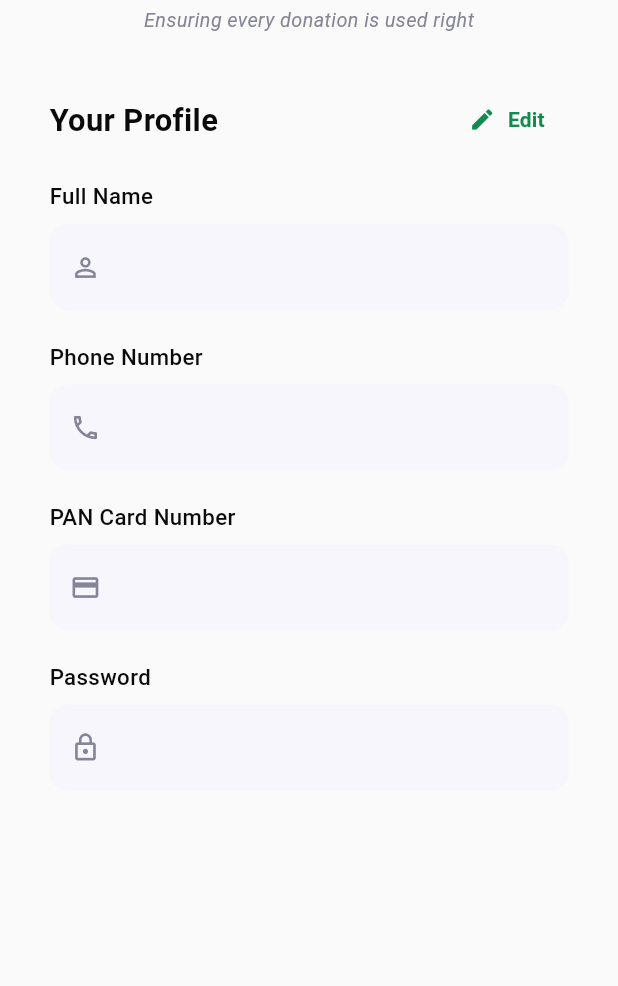
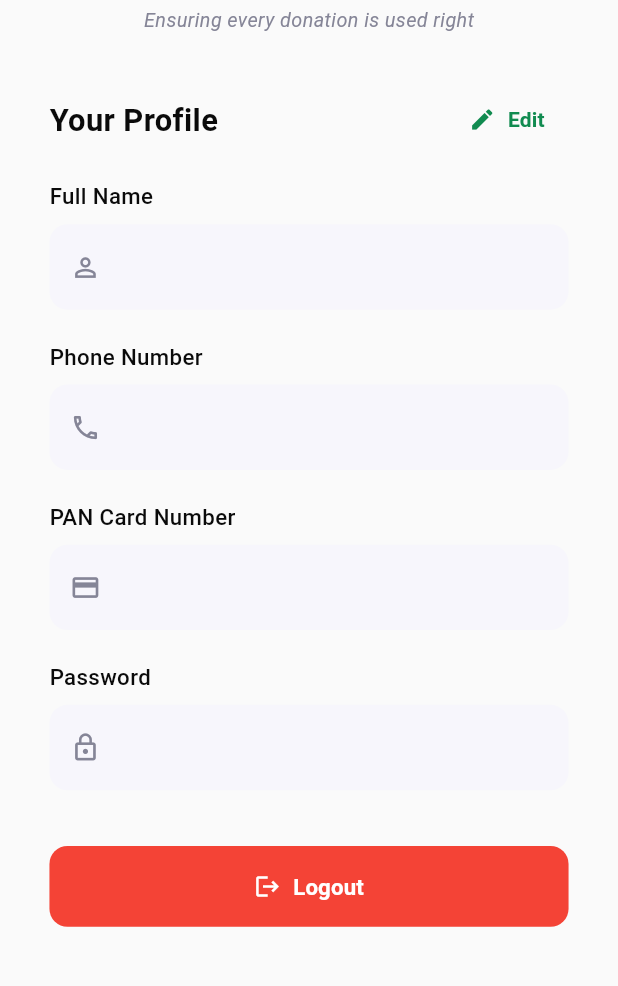
Before and after one commit to sidesshmore/BuildFast_ByteCamp2025, a Flutter app: the ProfileScreen screen opened directly, on a phone screen of 412 x 824 dp, the part 235-1221 px from its top. Run offline on Flutter 3.47's test engine with Material 3 defaults, Android fonts, the phone set to English and light mode, and no system bars; our stand-ins replace flutter_dotenv, lucide_icons, shared_preferences, supabase_flutter; missing offline and left inert: razorpay_flutter; accounts and stored records are empty.

Commit message:
added logout to profileScreen

```diff
--- a/lib/features/Profile/ui/profileScreen.dart
+++ b/lib/features/Profile/ui/profileScreen.dart
@@ -107,6 +107,50 @@ class _ProfileScreenState extends State<ProfileScreen> {
         _errorMessage = 'Failed to update profile';
         _isSaving = false;
       });
+    }
+  }
+
+  Future<void> _logout() async {
+    try {
+      // Show loading dialog
+      showDialog(
+        context: context,
+        barrierDismissible: false,
+        builder: (context) => Center(
+          child: CircularProgressIndicator(
+            color: Globals.customGreen,
+          ),
+        ),
+      );
+
+      final prefs = await SharedPreferences.getInstance();
+      await prefs.remove('userId');
+
+      // Sign out from Supabase
+      await Supabase.instance.client.auth.signOut();
+
+      if (mounted) {
+        // Pop the loading dialog
+        Navigator.pop(context);
+
+        // Navigate to login screen and clear the navigation stack
+        Navigator.pushNamedAndRemoveUntil(
+          context,
+          '/login',
+          (route) => false,
+        );
+      }
+    } catch (e) {
+      // Pop the loading dialog if there's an error
+      if (mounted) {
+        Navigator.pop(context);
+        ScaffoldMessenger.of(context).showSnackBar(
+          SnackBar(
+            content: Text('Failed to logout. Please try again.'),
+            backgroundColor: Colors.red,
+          ),
+        );
+      }
     }
   }
 
@@ -284,6 +328,8 @@ class _ProfileScreenState extends State<ProfileScreen> {
                 },
               ),
               _buildPasswordField(),
+              SizedBox(height: Globals.screenHeight * 0.02),
+              _buildLogoutButton(),
             ],
           ),
         ),
@@ -408,4 +454,35 @@ class _ProfileScreenState extends State<ProfileScreen> {
       ],
     );
   }
+
+  Widget _buildLogoutButton() {
+    return Container(
+      width: double.infinity,
+      child: ElevatedButton.icon(
+        onPressed: _logout,
+        icon: Icon(
+          Icons.logout,
+          color: Colors.white,
+        ),
+        label: Text(
+          'Logout',
+          style: TextStyle(
+            fontSize: Globals.screenHeight * 0.018,
+            fontWeight: FontWeight.bold,
+            color: Colors.white,
+          ),
+        ),
+        style: ElevatedButton.styleFrom(
+          backgroundColor: Colors.red,
+          padding: EdgeInsets.symmetric(
+            vertical: Globals.screenHeight * 0.02,
+          ),
+          shape: RoundedRectangleBorder(
+            borderRadius: BorderRadius.circular(12),
+          ),
+          elevation: 0,
+        ),
+      ),
+    );
+  }
 }
```
